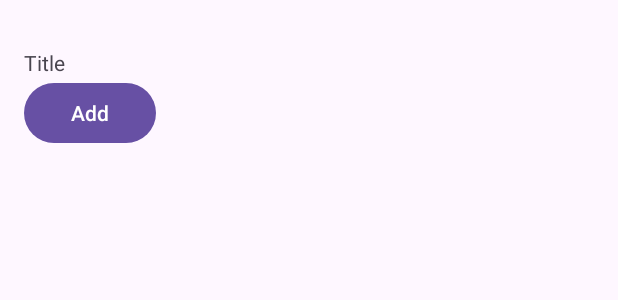
After one commit to NovaLogics/android-shopping-list-sample, an Android app: the layout fragment_shopping_list.xml on its own in the app's theme, with its tools: preview values and no code run, on a phone screen of 412 x 824 dp. The commit adds this screen. Shown: the top 300 px of the screen. Run offline under Robolectric (Android 15) with nearby library versions, the phone set to English and light mode, and no system bars.

Commit message:
init shopping list screen : (stage 03)

```diff
--- /dev/null
+++ b/app/src/main/res/layout/fragment_shopping_list.xml
@@ -0,0 +1,25 @@
+<?xml version="1.0" encoding="utf-8"?>
+<LinearLayout xmlns:android="http://schemas.android.com/apk/res/android"
+    android:layout_width="match_parent"
+    android:layout_height="match_parent"
+    android:orientation="vertical"
+    android:paddingVertical="32dp"
+    android:paddingHorizontal="16dp">
+
+    <TextView
+        android:id="@+id/itemInput"
+        android:layout_width="match_parent"
+        android:layout_height="wrap_content"
+        android:text="Title" />
+
+    <Button
+        android:id="@+id/addButton"
+        android:layout_width="wrap_content"
+        android:layout_height="wrap_content"
+        android:text="Add" />
+
+    <ListView
+        android:id="@+id/listView"
+        android:layout_width="match_parent"
+        android:layout_height="wrap_content" />
+</LinearLayout>
```
Also changed, not shown: app/src/main/java/novalogics/android/shoppinglist/app/MainActivity.kt (renamed from app/src/main/java/novalogics/android/shoppinglist/MainActivity.kt, +9 -2 lines), app/src/main/java/novalogics/android/shoppinglist/ui/shoppinglist/ShoppingListFragment.kt (added, +38 -0 lines), app/src/main/java/novalogics/android/shoppinglist/ui/shoppinglist/ShoppingListViewModel.kt (added, +27 -0 lines), app/src/main/res/layout/activity_main.xml (+7 -12 lines).
